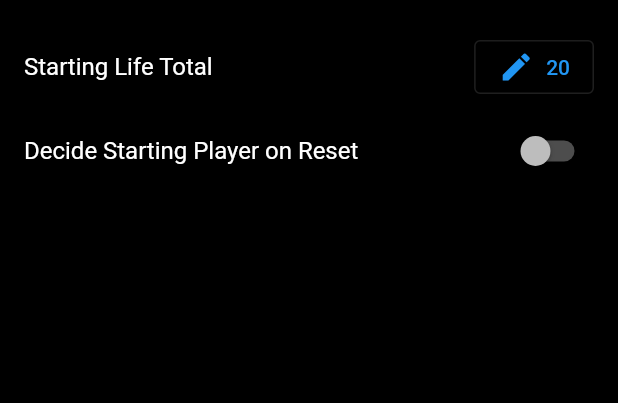
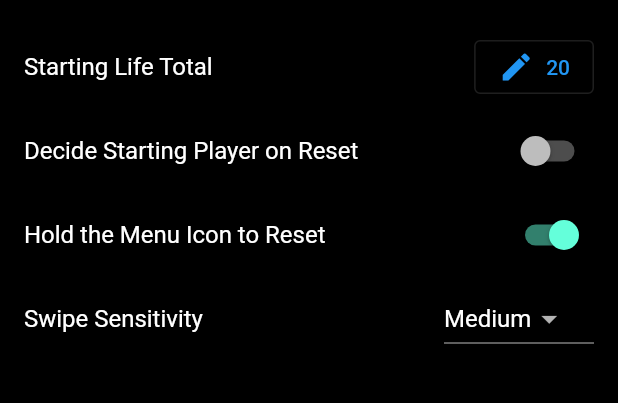
Before and after one commit to mittsq/abacus, a Flutter app: the Settings screen opened directly, on a phone screen of 412 x 824 dp, the part 59-462 px from its top. Run offline on Flutter 3.47's test engine with Material 2 defaults, Android fonts, the phone set to English and light mode, and no system bars; our stand-ins replace shared_preferences, wakelock; accounts and stored records are empty.

Commit message:
More settings

```diff
--- a/lib/widgets/counter.dart
+++ b/lib/widgets/counter.dart
@@ -2,6 +2,7 @@ import 'dart:async';
 import 'dart:ui';
 
 import 'package:abacus/model/count_wrapper.dart';
+import 'package:abacus/widgets/settings.dart';
 import 'package:flutter/material.dart';
 
 class Counter extends StatefulWidget {
@@ -22,7 +23,7 @@ class _CounterState extends State<Counter> {
   int? _oldCount;
   DateTime _lastUpdate = DateTime.fromMicrosecondsSinceEpoch(0);
 
-  static const _resistance = 35;
+  int get _resistance => Settings.prefs!.getInt('swipeSens') ?? 35;
 
   void _increment(TapUpDetails args) {
     setState(() {
@@ -66,7 +67,7 @@ class _CounterState extends State<Counter> {
       widget.counter.value = count;
       _lastUpdate = DateTime.now();
     });
-    const delay = Duration(seconds: 3);
+    var delay = const Duration(seconds: 3);
     Timer(
       delay,
       () {
--- a/lib/widgets/holder.dart
+++ b/lib/widgets/holder.dart
@@ -27,6 +27,7 @@ class _HolderState extends State<Holder> with TickerProviderStateMixin {
 
   late CountWrapper player1, player2;
   int get _starting => Settings.prefs!.getInt('starting') ?? 20;
+  bool get _holdToReset => Settings.prefs!.getBool('holdToReset') ?? true;
 
   @override
   void initState() {
@@ -170,7 +171,7 @@ class _HolderState extends State<Holder> with TickerProviderStateMixin {
               color: Colors.black,
               child: InkWell(
                 onTap: _openMenu,
-                onLongPress: _reset,
+                onLongPress: _holdToReset ? _reset : null,
                 child: Padding(
                   padding: const EdgeInsets.all(10),
                   child: AnimatedIcon(
--- a/lib/widgets/settings.dart
+++ b/lib/widgets/settings.dart
@@ -16,6 +16,7 @@ class _SettingsState extends State<Settings> {
   final _settingsKey = GlobalKey<FormState>();
   late int _starting;
   late bool _autoDecide;
+  late bool _holdToReset;
 
   @override
   void initState() {
@@ -27,6 +28,7 @@ class _SettingsState extends State<Settings> {
     _prefs = Settings.prefs!;
     _starting = _get('starting', 20);
     _autoDecide = _get('autoDecide', false);
+    _holdToReset = _get('holdToReset', true);
   }
 
   @override
@@ -67,6 +69,8 @@ class _SettingsState extends State<Settings> {
     print('Loaded $key: ${value.toString()}');
     return value;
   }
+
+  int get _swipeSens => _get('swipeSens', 35);
 
   void _editStartingLife(BuildContext context) async {
     int? result;
@@ -139,6 +143,12 @@ class _SettingsState extends State<Settings> {
     });
   }
 
+  void _changeSens(int? sens) {
+    setState(() {
+      _set('swipeSens', sens ?? 35);
+    });
+  }
+
   @override
   Widget build(BuildContext context) {
     return Scaffold(
@@ -162,12 +172,46 @@ class _SettingsState extends State<Settings> {
           SwitchListTile(
             title: const Text('Decide Starting Player on Reset'),
             value: _autoDecide,
-            onChanged: ((value) {
+            onChanged: (value) {
               setState(() {
                 _set('autoDecide', _autoDecide = value);
               });
-            }),
-          )
+            },
+          ),
+          SwitchListTile(
+            title: const Text('Hold the Menu Icon to Reset'),
+            value: _holdToReset,
+            onChanged: (value) {
+              setState(() {
+                _set('holdToReset', _holdToReset = value);
+              });
+            },
+          ),
+          ListTile(
+            title: const Text('Swipe Sensitivity'),
+            trailing: SizedBox(
+              width: 100,
+              child: DropdownButton(
+                onChanged: _changeSens,
+                value: _swipeSens,
+                alignment: AlignmentDirectional.centerStart,
+                items: const [
+                  DropdownMenuItem(
+                    value: 50,
+                    child: Text('Low'),
+                  ),
+                  DropdownMenuItem(
+                    value: 35,
+                    child: Text('Medium'),
+                  ),
+                  DropdownMenuItem(
+                    value: 25,
+                    child: Text('High'),
+                  ),
+                ],
+              ),
+            ),
+          ),
         ],
       ),
     );
```
